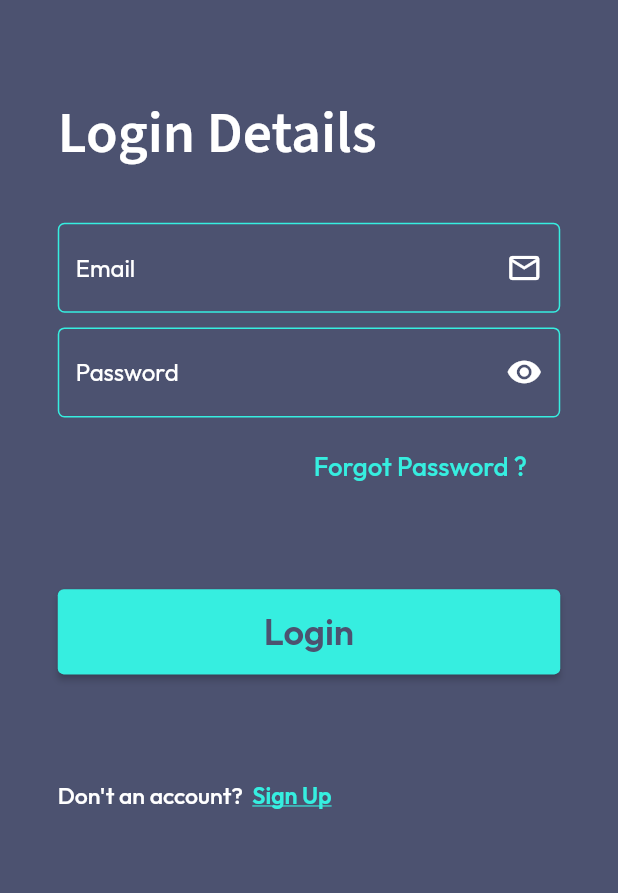
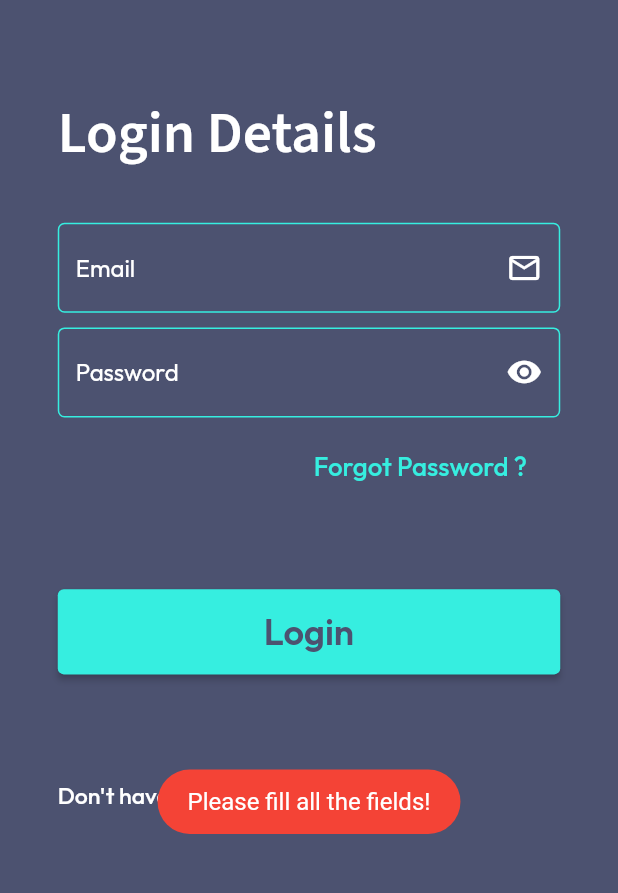
Before and after one commit to Sanjuwa/Digital-Crop, a Flutter app: the screen it shows after launch, after a tap on "Login", on a phone screen of 412 x 824 dp, the part 306-1199 px from its top. Run offline on Flutter 3.47's test engine with Material 2 defaults, Android fonts, the phone set to English and light mode, and no system bars; our stand-ins replace cloud_firestore, dotted_border, firebase_auth, firebase_core, flutter_screenutil, fluttertoast and 1 more; accounts and stored records are empty; generated files the repository leaves out were written again.

Commit message:
Complete login process

```diff
--- a/lib/services/auth_service.dart
+++ b/lib/services/auth_service.dart
@@ -44,6 +44,8 @@ class AuthService {
         ToastBar(text: 'No user found for that email.', color: Colors.red).show();
       } else if (e.code == 'wrong-password') {
         ToastBar(text: 'Wrong password provided for that user.', color: Colors.red).show();
+      } else if (e.code == 'invalid-email') {
+        ToastBar(text: 'Email is invalid.', color: Colors.red).show();
       }
     }
     catch (e){
--- a/lib/views/login.dart
+++ b/lib/views/login.dart
@@ -1,11 +1,15 @@
 import 'package:digitalcrop/constants.dart';
+import 'package:digitalcrop/controller/user_controller.dart';
+import 'package:digitalcrop/views/home.dart';
 import 'package:digitalcrop/views/signup.dart';
 import 'package:digitalcrop/widgets/button.dart';
 import 'package:digitalcrop/widgets/input_filed.dart';
+import 'package:digitalcrop/widgets/toast.dart';
 import 'package:flutter/cupertino.dart';
 import 'package:flutter/material.dart';
 import 'package:flutter_screenutil/flutter_screenutil.dart';
 import 'package:google_fonts/google_fonts.dart';
+import 'package:provider/provider.dart';
 
 class Login extends StatelessWidget {
 
@@ -80,7 +84,24 @@ class Login extends StatelessWidget {
                 width: double.infinity,
                 child: Button(
                   text: 'Login',
-                  onPressed: () {},
+                  onPressed: () async {
+                    if (email.text.trim().isEmpty || password.text.trim().isEmpty) {
+                      ToastBar(text: 'Please fill all the fields!', color: Colors.red)
+                          .show();
+                    } else {
+                      ToastBar(text: 'Please wait...', color: Colors.orange).show();
+
+                      bool isUserLoggedIn =
+                          await Provider.of<UserController>(context, listen: false)
+                          .signIn(email.text.trim(), password.text.trim());
+                      if (isUserLoggedIn) {
+                        Navigator.pushAndRemoveUntil(
+                            context,
+                            CupertinoPageRoute(builder: (context) => Home()),
+                                (Route<dynamic> route) => false);
+                      }
+                    }
+                  },
                 ),
               ),
               SizedBox(
@@ -92,7 +113,7 @@ class Login extends StatelessWidget {
                 onTap: () => Navigator.push(context, CupertinoPageRoute(builder: (_) => SignUp())),
                 child: RichText(
                   text: TextSpan(
-                      text: 'Don\'t an account?  ',
+                      text: 'Don\'t have an account?  ',
                       style: GoogleFonts.outfit(
                         fontSize: 16.sp,
                         color: Colors.white,
```
Also changed, not shown: lib/controller/user_controller.dart (+6 -2 lines).
